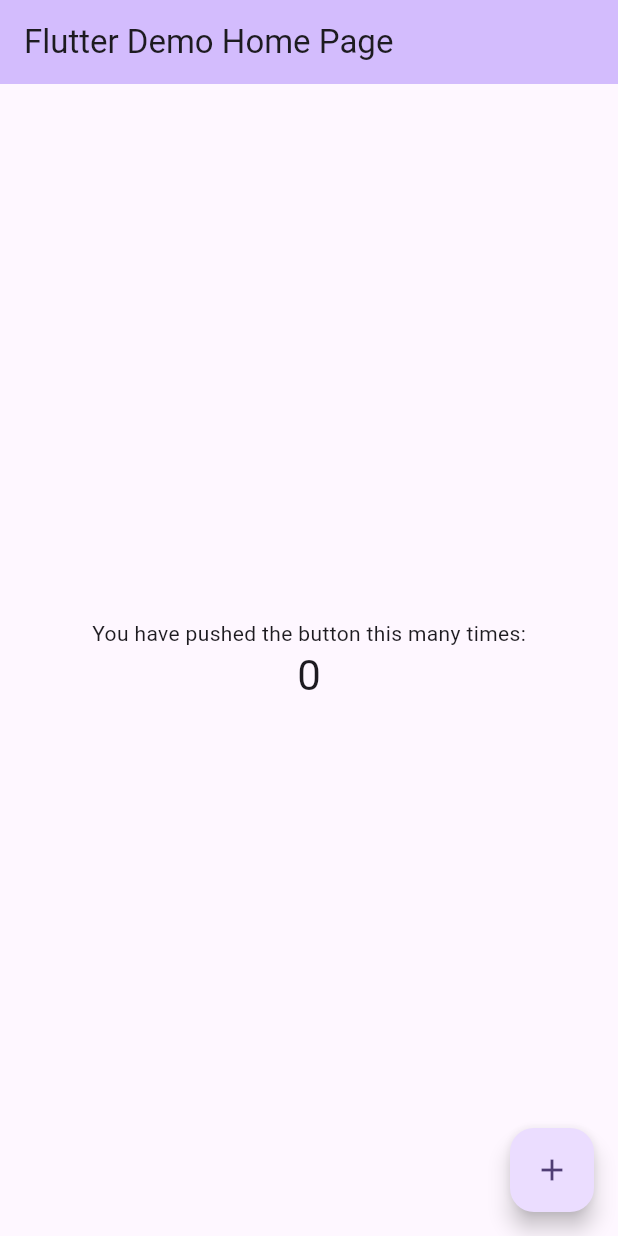
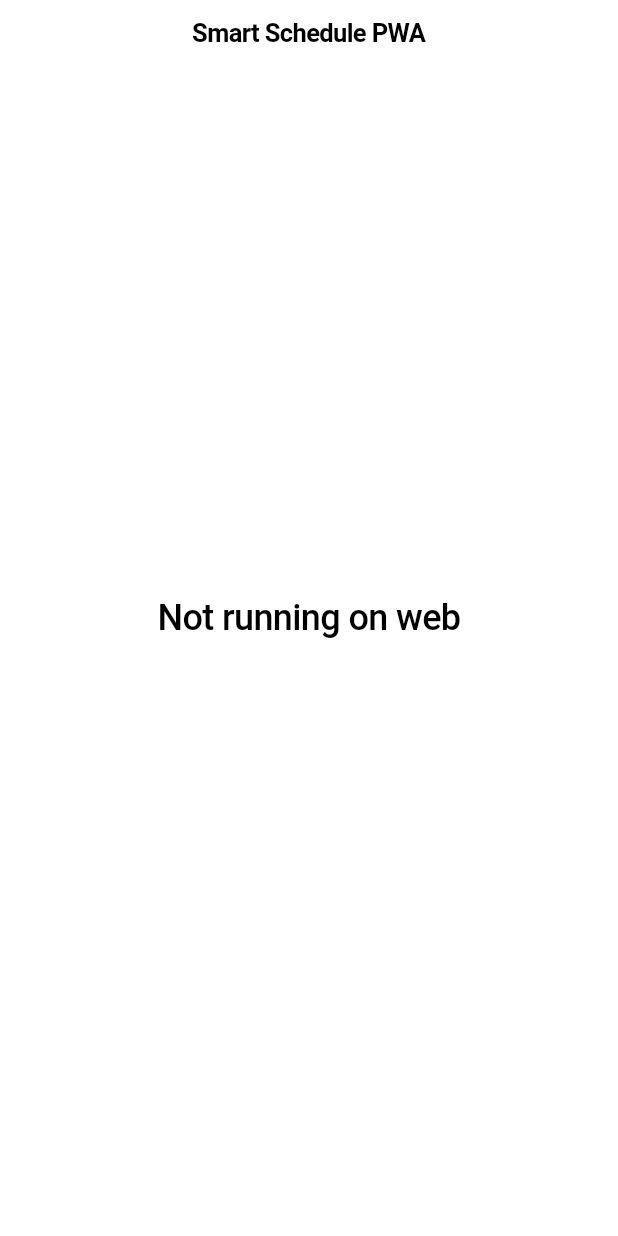
Before and after one commit to proiect-colectiv-832/smart-schedule-ubb, a Flutter app: the screen it shows after launch, on a phone screen of 412 x 824 dp. Run offline on Flutter 3.47's test engine with Material 3 defaults, Android fonts, the phone set to English and light mode, and no system bars; missing offline and left inert: dart:html.

Commit message:
Creare PWA

```diff
--- a/frontend/smart_schedule/lib/main.dart
+++ b/frontend/smart_schedule/lib/main.dart
@@ -1,4 +1,6 @@
-import 'package:flutter/material.dart';
+import 'package:flutter/cupertino.dart';
+import 'package:flutter/foundation.dart';
+import 'dart:html' as html;
 
 void main() {
   runApp(const MyApp());
@@ -7,116 +9,97 @@ void main() {
 class MyApp extends StatelessWidget {
   const MyApp({super.key});
 
-  // This widget is the root of your application.
   @override
   Widget build(BuildContext context) {
-    return MaterialApp(
-      title: 'Flutter Demo',
-      theme: ThemeData(
-        // This is the theme of your application.
-        //
-        // TRY THIS: Try running your application with "flutter run". You'll see
-        // the application has a purple toolbar. Then, without quitting the app,
-        // try changing the seedColor in the colorScheme below to Colors.green
-        // and then invoke "hot reload" (save your changes or press the "hot
-        // reload" button in a Flutter-supported IDE, or press "r" if you used
-        // the command line to start the app).
-        //
-        // Notice that the counter didn't reset back to zero; the application
-        // state is not lost during the reload. To reset the state, use hot
-        // restart instead.
-        //
-        // This works for code too, not just values: Most code changes can be
-        // tested with just a hot reload.
-        colorScheme: ColorScheme.fromSeed(seedColor: Colors.deepPurple),
-      ),
-      home: const MyHomePage(title: 'Flutter Demo Home Page'),
+    return const CupertinoApp(
+      title: 'Smart Schedule PWA',
+      home: MyHomePage(),
+      debugShowCheckedModeBanner: false,
     );
   }
 }
 
 class MyHomePage extends StatefulWidget {
-  const MyHomePage({super.key, required this.title});
-
-  // This widget is the home page of your application. It is stateful, meaning
-  // that it has a State object (defined below) that contains fields that affect
-  // how it looks.
-
-  // This class is the configuration for the state. It holds the values (in this
-  // case the title) provided by the parent (in this case the App widget) and
-  // used by the build method of the State. Fields in a Widget subclass are
-  // always marked "final".
-
-  final String title;
+  const MyHomePage({super.key});
 
   @override
   State<MyHomePage> createState() => _MyHomePageState();
 }
 
 class _MyHomePageState extends State<MyHomePage> {
-  int _counter = 0;
+  String platformText = 'Detecting platform...';
 
-  void _incrementCounter() {
-    setState(() {
-      // This call to setState tells the Flutter framework that something has
-      // changed in this State, which causes it to rerun the build method below
-      // so that the display can reflect the updated values. If we changed
-      // _counter without calling setState(), then the build method would not be
-      // called again, and so nothing would appear to happen.
-      _counter++;
-    });
+  @override
+  void initState() {
+    super.initState();
+    _detectPlatform();
+  }
+
+  Future<void> _detectPlatform() async {
+    if (kIsWeb) {
+      final platform = await PlatformService.detectPlatform();
+      setState(() {
+        platformText = platform;
+      });
+    } else {
+      setState(() {
+        platformText = 'Not running on web';
+      });
+    }
   }
 
   @override
   Widget build(BuildContext context) {
-    // This method is rerun every time setState is called, for instance as done
-    // by the _incrementCounter method above.
-    //
-    // The Flutter framework has been optimized to make rerunning build methods
-    // fast, so that you can just rebuild anything that needs updating rather
-    // than having to individually change instances of widgets.
-    return Scaffold(
-      appBar: AppBar(
-        // TRY THIS: Try changing the color here to a specific color (to
-        // Colors.amber, perhaps?) and trigger a hot reload to see the AppBar
-        // change color while the other colors stay the same.
-        backgroundColor: Theme.of(context).colorScheme.inversePrimary,
-        // Here we take the value from the MyHomePage object that was created by
-        // the App.build method, and use it to set our appbar title.
-        title: Text(widget.title),
+    return CupertinoPageScaffold(
+      navigationBar: const CupertinoNavigationBar(
+        middle: Text('Smart Schedule PWA'),
       ),
-      body: Center(
-        // Center is a layout widget. It takes a single child and positions it
-        // in the middle of the parent.
-        child: Column(
-          // Column is also a layout widget. It takes a list of children and
-          // arranges them vertically. By default, it sizes itself to fit its
-          // children horizontally, and tries to be as tall as its parent.
-          //
-          // Column has various properties to control how it sizes itself and
-          // how it positions its children. Here we use mainAxisAlignment to
-          // center the children vertically; the main axis here is the vertical
-          // axis because Columns are vertical (the cross axis would be
-          // horizontal).
-          //
-          // TRY THIS: Invoke "debug painting" (choose the "Toggle Debug Paint"
-          // action in the IDE, or press "p" in the console), to see the
-          // wireframe for each widget.
-          mainAxisAlignment: MainAxisAlignment.center,
-          children: <Widget>[
-            const Text('You have pushed the button this many times:'),
-            Text(
-              '$_counter',
-              style: Theme.of(context).textTheme.headlineMedium,
-            ),
-          ],
+      child: Center(
+        child: Padding(
+          padding: const EdgeInsets.all(20.0),
+          child: Text(
+            platformText,
+            style: const TextStyle(fontSize: 24, fontWeight: FontWeight.w500),
+            textAlign: TextAlign.center,
+          ),
         ),
       ),
-      floatingActionButton: FloatingActionButton(
-        onPressed: _incrementCounter,
-        tooltip: 'Increment',
-        child: const Icon(Icons.add),
-      ), // This trailing comma makes auto-formatting nicer for build methods.
     );
   }
 }
+
+class PlatformService {
+  static Future<String> detectPlatform() async {
+    if (!kIsWeb) {
+      return 'Not running on web';
+    }
+
+    try {
+      // Check if running as PWA using display-mode media query
+      final isStandalone = html.window
+          .matchMedia('(display-mode: standalone)')
+          .matches;
+
+      if (isStandalone) {
+        // For PWA detection, check user agent to determine platform
+        final userAgent = html.window.navigator.userAgent.toLowerCase();
+
+        if (userAgent.contains('iphone') ||
+            userAgent.contains('ipad') ||
+            userAgent.contains('ipod')) {
+          return 'You are on iOS';
+        } else if (userAgent.contains('android')) {
+          return 'You are on Android';
+        } else {
+          // Fallback for other standalone modes
+          return 'You are on PWA (Unknown Platform)';
+        }
+      } else {
+        return 'You are on Web';
+      }
+    } catch (e) {
+      // Fallback if detection fails
+      return 'You are on Web (Detection Failed)';
+    }
+  }
+}
```
Also changed, not shown: 4 other files.
